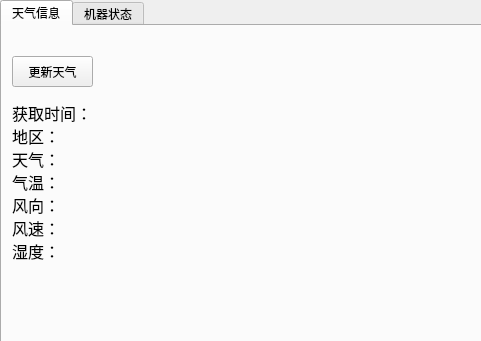
Above: GUI/mainwindow.ui from fbhou/Automatic-Window-Controller before the change; both pictures show x 0 to 481 and y 0 to 341 of the 800 by 600 pixel window. Below: the same form after it.
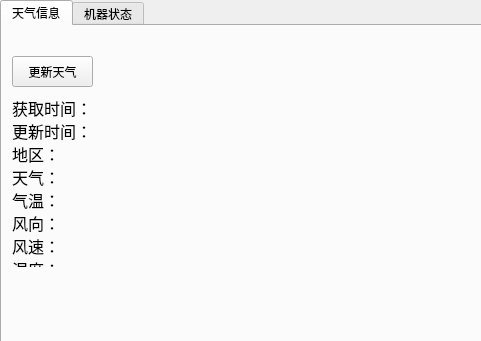
That is the form after the change.

```diff
--- a/GUI/mainwindow.ui
+++ b/GUI/mainwindow.ui
@@ -48,18 +48,19 @@
        <rect>
         <x>10</x>
         <y>70</y>
-        <width>321</width>
+        <width>271</width>
         <height>171</height>
        </rect>
       </property>
       <property name="font">
        <font>
-        <family>Adobe Devanagari</family>
+        <family>宋体</family>
         <pointsize>12</pointsize>
        </font>
       </property>
       <property name="text">
        <string>获取时间：
+更新时间：
 地区：
 天气：
 气温：
@@ -67,6 +68,12 @@
 风速：
 湿度：</string>
       </property>
+      <property name="textFormat">
+       <enum>Qt::AutoText</enum>
+      </property>
+      <property name="alignment">
+       <set>Qt::AlignLeading|Qt::AlignLeft|Qt::AlignTop</set>
+      </property>
      </widget>
     </widget>
     <widget class="QWidget" name="MachineTab">
```
Left out of the diff: 5 changed lines with no effect on the pictures.
